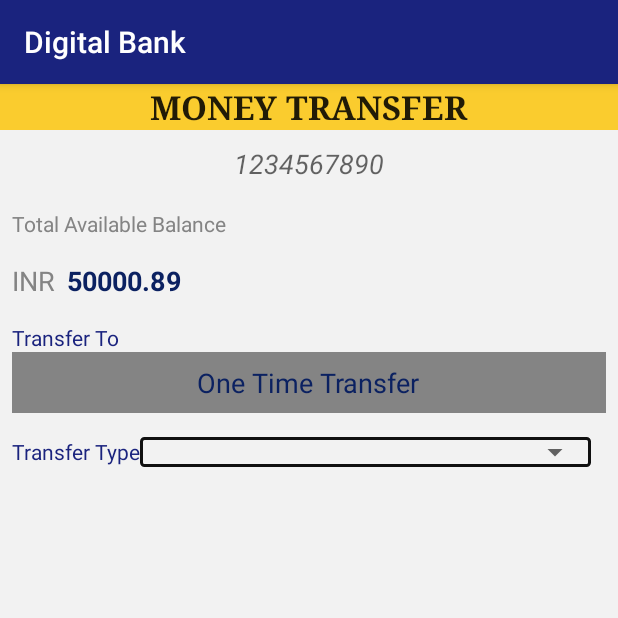
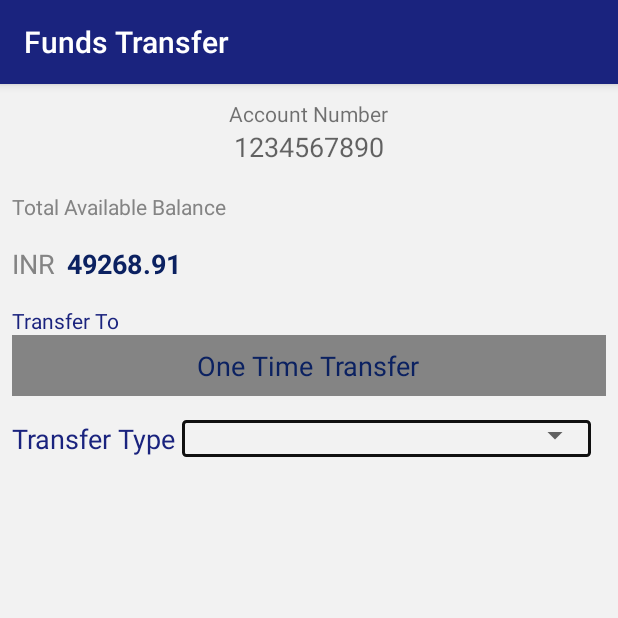
Before and after one commit to SlangLabs/banking_app, an Android app: the MoneyTransfer screen opened directly, with no data from a screen before it, on a phone screen of 412 x 824 dp, the top half of it. Run offline under Robolectric (Android 15) with nearby library versions, the phone set to English and light mode, and no system bars.

Commit message:
UI Fixes

```diff
--- a/app/src/main/java/com/example/akanshisrivastava/bankingapp/Accounts.java
+++ b/app/src/main/java/com/example/akanshisrivastava/bankingapp/Accounts.java
@@ -14,6 +14,7 @@ public class Accounts extends AppCompatActivity {
     protected void onCreate(Bundle savedInstanceState) {
         super.onCreate(savedInstanceState);
         setContentView(R.layout.activity_accounts);
+        getSupportActionBar().setTitle("Account");
 
         services = findViewById(R.id.services);
         recent = findViewById(R.id.recent);
--- a/app/src/main/java/com/example/akanshisrivastava/bankingapp/Bills.java
+++ b/app/src/main/java/com/example/akanshisrivastava/bankingapp/Bills.java
@@ -9,5 +9,6 @@ public class Bills extends AppCompatActivity {
     protected void onCreate(Bundle savedInstanceState) {
         super.onCreate(savedInstanceState);
         setContentView(R.layout.activity_bills);
+        getSupportActionBar().setTitle("Pay Bills");
     }
 }
--- a/app/src/main/java/com/example/akanshisrivastava/bankingapp/MoneyTransfer.java
+++ b/app/src/main/java/com/example/akanshisrivastava/bankingapp/MoneyTransfer.java
@@ -10,6 +10,6 @@ public class MoneyTransfer extends AppCompatActivity {
     protected void onCreate(Bundle savedInstanceState) {
         super.onCreate(savedInstanceState);
         setContentView(R.layout.activity_money_transfer);
-
+        getSupportActionBar().setTitle("Funds Transfer");
     }
 }
--- a/app/src/main/res/layout/activity_money_transfer.xml
+++ b/app/src/main/res/layout/activity_money_transfer.xml
@@ -8,35 +8,23 @@
     <LinearLayout
         android:layout_width="match_parent"
         android:layout_height="wrap_content"
-        android:background="#FACC2E"
-        android:orientation="vertical" >
+        android:orientation="vertical"
+        android:padding="10dp" >
 
         <TextView
-            android:id="@+id/textView1"
             android:layout_width="wrap_content"
             android:layout_height="wrap_content"
+            android:text="@string/account_number_text"
             android:layout_gravity="center"
-            android:text="MONEY TRANSFER"
-            android:textAppearance="?android:attr/textAppearanceLarge"
-            android:textStyle="bold"
-            android:typeface="serif" />
-    </LinearLayout>
-
-    <LinearLayout
-        android:layout_width="match_parent"
-        android:layout_height="wrap_content"
-        android:orientation="vertical"
-        android:padding="10dp" >
+            android:textAppearance="?android:attr/textAppearanceSmall" />
 
         <TextView
             android:id="@+id/accno"
             android:layout_width="wrap_content"
             android:layout_height="wrap_content"
             android:layout_gravity="center"
-            android:numeric="integer"
-            android:text="1234567890"
-            android:textAppearance="?android:attr/textAppearanceMedium"
-            android:textStyle="italic" />
+            android:text="@string/account_number"
+            android:textAppearance="?android:attr/textAppearanceMedium" />
     </LinearLayout>
 
     <LinearLayout
@@ -49,7 +37,7 @@
             android:id="@+id/textView2"
             android:layout_width="wrap_content"
             android:layout_height="wrap_content"
-            android:text="Total Available Balance"
+            android:text="@string/total_available_balance"
             android:textColor="#848484" />
     </LinearLayout>
 
@@ -63,7 +51,7 @@
             android:layout_width="wrap_content"
             android:layout_height="wrap_content"
             android:layout_marginRight="8dp"
-            android:text="INR"
+            android:text="@string/inr"
             android:textAppearance="?android:attr/textAppearanceMedium"
             android:textColor="#848484" />
 
@@ -71,8 +59,7 @@
             android:id="@+id/amount"
             android:layout_width="wrap_content"
             android:layout_height="wrap_content"
-            android:numeric="decimal"
-            android:text="50000.89"
+            android:text="@string/bank_balance"
             android:textAppearance="?android:attr/textAppearanceMedium"
             android:textColor="#0B2161"
             android:textStyle="bold" />
@@ -88,7 +75,7 @@
             android:id="@+id/textView5"
             android:layout_width="wrap_content"
             android:layout_height="wrap_content"
-            android:text="Transfer To"
+            android:text="@string/transfer_to"
             android:textColor="@color/colorPrimaryDark" />
 
         <LinearLayout
@@ -123,13 +110,15 @@
                 android:id="@+id/textView6"
                 android:layout_width="wrap_content"
                 android:layout_height="wrap_content"
-                android:text="Transfer Type"
+                android:text="@string/transfer_type"
+                android:textSize="18sp"
                 android:textColor="@color/colorPrimaryDark" />
             <LinearLayout
                 android:layout_width="match_parent"
                 android:background="@drawable/box_stroke"
                 android:layout_marginRight="10dp"
-                android:layout_height="20dp">
+                android:layout_marginLeft="4dp"
+                android:layout_height="match_parent">
 
             <Spinner
                 android:id="@+id/spinner"
--- a/app/src/main/res/values/strings.xml
+++ b/app/src/main/res/values/strings.xml
@@ -31,4 +31,11 @@
     <string name="water">Water</string>
     <string name="tax">Tax</string>
     <string name="add_biller">Add Biller</string>
+    <string name="money_transfer">Money Transfer</string>
+    <string name="total_available_balance">Total Available Balance</string>
+    <string name="inr">INR</string>
+    <string name="transfer_to">Transfer To</string>
+    <string name="transfer_type">Transfer Type</string>
+    <string name="other_services">Other Services</string>
+    <string name="recent_transaction">Recent Transaction</string>
 </resources>
```
Also changed, not shown: app/src/main/res/layout/activity_accounts.xml (+9 -21 lines).
